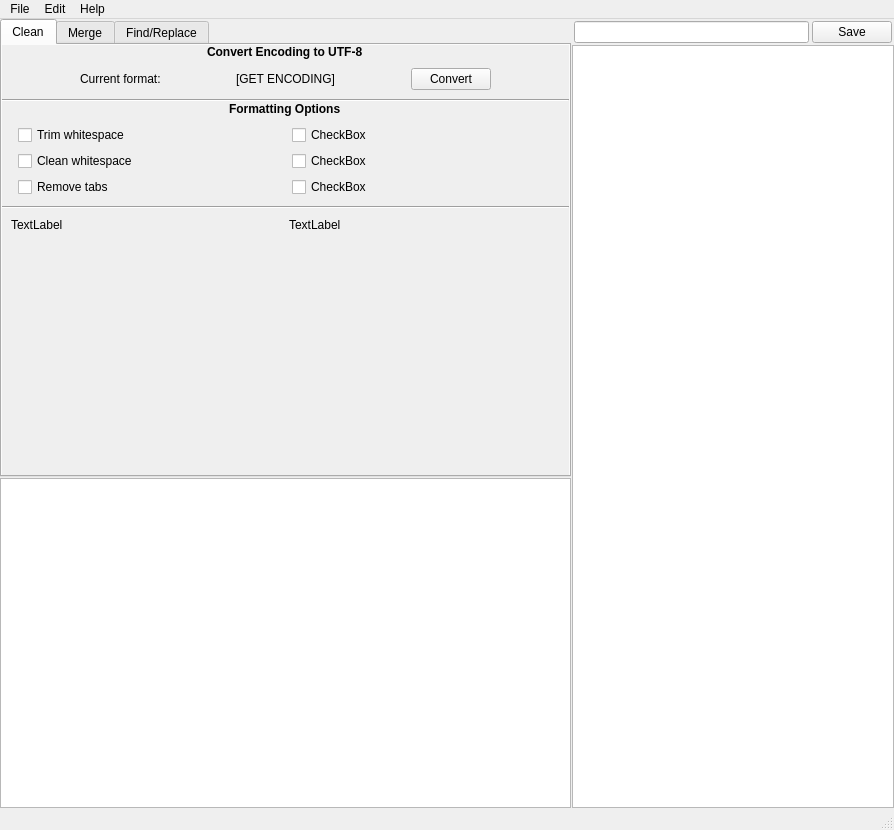
L3Digital-Net/TextTools, file src/views/ui/main_window.ui: the form before one commit.
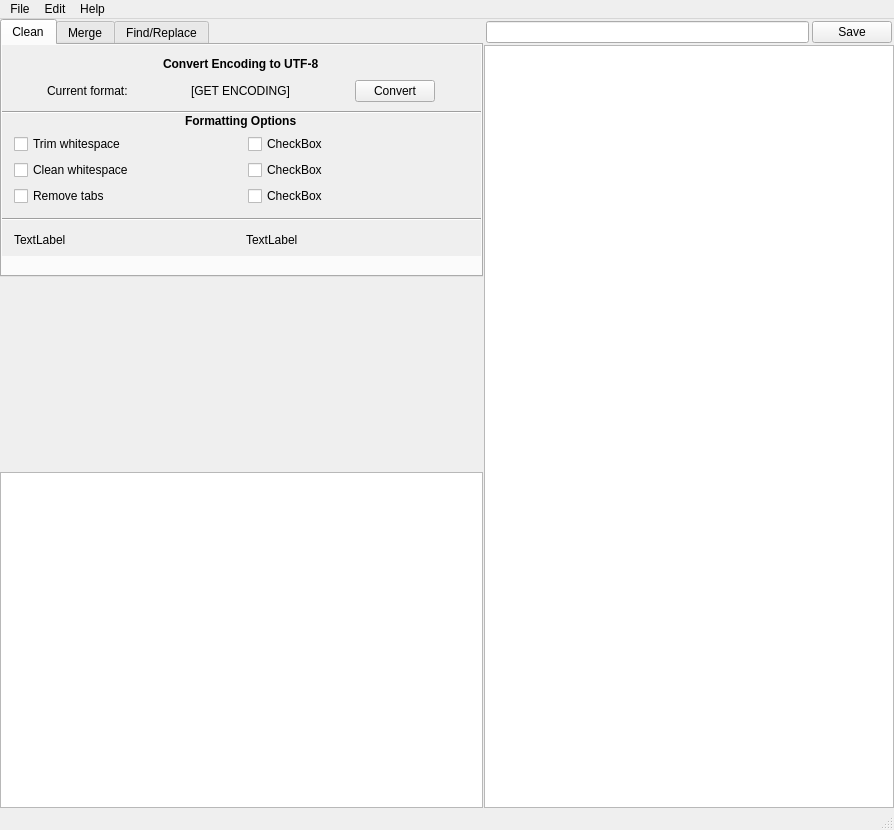
The form after the commit. The open tabs and pages were chosen to show the change. Icons and pictures are not drawn.

Commit message: Refactor main window layout and update widget properties for improved UI responsiveness

Diff of the .ui file:
```diff
--- a/src/views/ui/main_window.ui
+++ b/src/views/ui/main_window.ui
@@ -122,8 +122,14 @@
                <property name="spacing">
                 <number>0</number>
                </property>
-               <item>
+               <item alignment="Qt::AlignmentFlag::AlignTop">
                 <widget class="QTabWidget" name="tabWidget">
+                 <property name="sizePolicy">
+                  <sizepolicy hsizetype="Expanding" vsizetype="Maximum">
+                   <horstretch>0</horstretch>
+                   <verstretch>0</verstretch>
+                  </sizepolicy>
+                 </property>
                  <property name="autoFillBackground">
                   <bool>false</bool>
                  </property>
@@ -138,7 +144,7 @@
                  </property>
                  <widget class="QWidget" name="cleanTab">
                   <property name="sizePolicy">
-                   <sizepolicy hsizetype="Expanding" vsizetype="Expanding">
+                   <sizepolicy hsizetype="Expanding" vsizetype="Maximum">
                     <horstretch>0</horstretch>
                     <verstretch>0</verstretch>
                    </sizepolicy>
@@ -165,8 +171,14 @@
                    <property name="bottomMargin">
                     <number>0</number>
                    </property>
-                   <item>
+                   <item alignment="Qt::AlignmentFlag::AlignTop">
                     <widget class="QScrollArea" name="cleanScrollArea">
+                     <property name="sizePolicy">
+                      <sizepolicy hsizetype="Expanding" vsizetype="Maximum">
+                       <horstretch>0</horstretch>
+                       <verstretch>0</verstretch>
+                      </sizepolicy>
+                     </property>
                      <property name="frameShape">
                       <enum>QFrame::Shape::NoFrame</enum>
                      </property>
@@ -179,16 +191,16 @@
                         <x>0</x>
                         <y>0</y>
                         <width>591</width>
-                        <height>459</height>
+                        <height>266</height>
                        </rect>
                       </property>
                       <property name="sizePolicy">
-                       <sizepolicy hsizetype="Expanding" vsizetype="Expanding">
+                       <sizepolicy hsizetype="Expanding" vsizetype="Maximum">
                         <horstretch>0</horstretch>
                         <verstretch>0</verstretch>
                        </sizepolicy>
                       </property>
-                      <layout class="QHBoxLayout" name="horizontalLayout_2">
+                      <layout class="QHBoxLayout" name="cleanScrollContentsLayout">
                        <property name="spacing">
                         <number>0</number>
                        </property>
@@ -205,9 +217,37 @@
                         <number>0</number>
                        </property>
                        <item>
-                        <layout class="QVBoxLayout" name="cleanScrollContentsLayout">
+                        <widget class="QWidget" name="cleanScrollContentsContainer" native="true">
+                         <property name="sizePolicy">
+                          <sizepolicy hsizetype="Expanding" vsizetype="Maximum">
+                           <horstretch>0</horstretch>
+                           <verstretch>0</verstretch>
+                          </sizepolicy>
+                         </property>
+                         <layout class="QVBoxLayout" name="cleanScrollContentsContainerLayout">
+                          <property name="spacing">
+                           <number>0</number>
+                          </property>
+                          <property name="leftMargin">
+                           <number>0</number>
+                          </property>
+                          <property name="topMargin">
+                           <number>12</number>
+                          </property>
+                          <property name="rightMargin">
+                           <number>0</number>
+                          </property>
+                          <property name="bottomMargin">
+                           <number>0</number>
+                          </property>
                          <item alignment="Qt::AlignmentFlag::AlignHCenter">
                           <widget class="QLabel" name="encodingConvertHeaderLabel">
+                            <property name="sizePolicy">
+                             <sizepolicy hsizetype="Expanding" vsizetype="Maximum">
+                              <horstretch>0</horstretch>
+                              <verstretch>0</verstretch>
+                             </sizepolicy>
+                            </property>
                            <property name="font">
                             <font>
                              <bold>true</bold>
@@ -226,22 +266,21 @@
                              <verstretch>0</verstretch>
                             </sizepolicy>
                            </property>
-                           <layout class="QHBoxLayout" name="horizontalLayout">
-                            <item>
-                             <spacer name="horizontalSpacer_2">
-                              <property name="orientation">
-                               <enum>Qt::Orientation::Horizontal</enum>
-                              </property>
-                              <property name="sizeHint" stdset="0">
-                               <size>
-                                <width>40</width>
-                                <height>20</height>
-                               </size>
-                              </property>
-                             </spacer>
-                            </item>
-                            <item>
+                            <layout class="QHBoxLayout" name="convertEncodingContainerLayout">
+                             <property name="leftMargin">
+                              <number>12</number>
+                             </property>
+                             <property name="rightMargin">
+                              <number>12</number>
+                             </property>
+                             <item alignment="Qt::AlignmentFlag::AlignHCenter">
                              <widget class="QLabel" name="currentFormatLabel">
+                               <property name="sizePolicy">
+                                <sizepolicy hsizetype="Preferred" vsizetype="Maximum">
+                                 <horstretch>0</horstretch>
+                                 <verstretch>0</verstretch>
+                                </sizepolicy>
+                               </property>
                               <property name="text">
                                <string>Current format:</string>
                               </property>
@@ -250,64 +289,43 @@
                               </property>
                              </widget>
                             </item>
-                            <item>
-                             <spacer name="horizontalSpacer_5">
-                              <property name="orientation">
-                               <enum>Qt::Orientation::Horizontal</enum>
-                              </property>
-                              <property name="sizeHint" stdset="0">
-                               <size>
-                                <width>40</width>
-                                <height>20</height>
-                               </size>
-                              </property>
-                             </spacer>
-                            </item>
-                            <item>
+                             <item alignment="Qt::AlignmentFlag::AlignHCenter">
                              <widget class="QLabel" name="getEncodingFormatLabel">
+                               <property name="sizePolicy">
+                                <sizepolicy hsizetype="Preferred" vsizetype="Maximum">
+                                 <horstretch>0</horstretch>
+                                 <verstretch>0</verstretch>
+                                </sizepolicy>
+                               </property>
                               <property name="text">
                                <string>[GET ENCODING]</string>
                               </property>
                              </widget>
                             </item>
-                            <item>
-                             <spacer name="horizontalSpacer">
-                              <property name="orientation">
-                               <enum>Qt::Orientation::Horizontal</enum>
-                              </property>
-                              <property name="sizeHint" stdset="0">
-                               <size>
-                                <width>40</width>
-                                <height>20</height>
-                               </size>
-                              </property>
-                             </spacer>
-                            </item>
-                            <item>
+                             <item alignment="Qt::AlignmentFlag::AlignHCenter">
                              <widget class="QPushButton" name="convertEncodingButton">
+                               <property name="sizePolicy">
+                                <sizepolicy hsizetype="Preferred" vsizetype="Maximum">
+                                 <horstretch>0</horstretch>
+                                 <verstretch>0</verstretch>
+                                </sizepolicy>
+                               </property>
                               <property name="text">
                                <string>Convert</string>
                               </property>
                              </widget>
                             </item>
-                            <item>
-                             <spacer name="horizontalSpacer_3">
-                              <property name="orientation">
-                               <enum>Qt::Orientation::Horizontal</enum>
-                              </property>
-                              <property name="sizeHint" stdset="0">
-                               <size>
-                                <width>40</width>
-                                <height>20</height>
-                               </size>
-                              </property>
-                             </spacer>
-                            </item>
                            </layout>
                           </widget>
                          </item>
                          <item>
                           <widget class="Line" name="line">
+                            <property name="sizePolicy">
+                             <sizepolicy hsizetype="Expanding" vsizetype="Maximum">
+                              <horstretch>0</horstretch>
+                              <verstretch>0</verstretch>
+                             </sizepolicy>
+                            </property>
                            <property name="orientation">
                             <enum>Qt::Orientation::Horizontal</enum>
                            </property>
@@ -315,6 +333,12 @@
                          </item>
                          <item alignment="Qt::AlignmentFlag::AlignHCenter">
                           <widget class="QLabel" name="formattingOptionsHeaderLabel">
+                            <property name="sizePolicy">
+                             <sizepolicy hsizetype="Expanding" vsizetype="Maximum">
+                              <horstretch>0</horstretch>
+                              <verstretch>0</verstretch>
+                             </sizepolicy>
+                            </property>
                            <property name="font">
                             <font>
                              <bold>true</bold>
@@ -323,6 +347,9 @@
                            <property name="text">
                             <string>Formatting Options</string>
                            </property>
+                            <property name="margin">
+                             <number>6</number>
+                            </property>
                           </widget>
                          </item>
                          <item>
@@ -335,10 +362,57 @@
                            </property>
                            <layout class="QGridLayout" name="gridLayout">
                             <property name="leftMargin">
+                              <number>12</number>
+                             </property>
+                             <property name="topMargin">
                              <number>6</number>
                             </property>
+                             <property name="rightMargin">
+                              <number>0</number>
+                             </property>
+                             <property name="bottomMargin">
+                              <number>12</number>
+                             </property>
+                             <property name="horizontalSpacing">
+                              <number>0</number>
+                             </property>
+                             <property name="verticalSpacing">
+                              <number>6</number>
+                             </property>
+                             <item row="1" column="1">
+                              <widget class="QCheckBox" name="checkBox_4">
+                               <property name="sizePolicy">
+                                <sizepolicy hsizetype="Minimum" vsizetype="Maximum">
+                                 <horstretch>0</horstretch>
+                                 <verstretch>0</verstretch>
+                                </sizepolicy>
+                               </property>
+                               <property name="text">
+                                <string>CheckBox</string>
+                               </property>
+                              </widget>
+                             </item>
                             <item row="2" column="1">
+                              <widget class="QCheckBox" name="checkBox_6">
+                               <property name="sizePolicy">
+                                <sizepolicy hsizetype="Minimum" vsizetype="Maximum">
+                                 <horstretch>0</horstretch>
+                                 <verstretch>0</verstretch>
+                                </sizepolicy>
+                               </property>
+                               <property name="text">
+                                <string>CheckBox</string>
+                               </property>
+                              </widget>
+                             </item>
+                             <item row="2" column="0">
                              <widget class="QCheckBox" name="removeTabsCheckBox">
+                               <property name="sizePolicy">
+                                <sizepolicy hsizetype="Minimum" vsizetype="Maximum">
+                                 <horstretch>0</horstretch>
+                                 <verstretch>0</verstretch>
+                                </sizepolicy>
+                               </property>
                               <property name="toolTip">
                                <string>Remove tabs and spaces at the beginning of paragraphs</string>
                               </property>
@@ -347,22 +421,14 @@
                               </property>
                              </widget>
                             </item>
-                            <item row="0" column="2">
-                             <widget class="QCheckBox" name="checkBox_2">
-                              <property name="text">
-                               <string>CheckBox</string>
-                              </property>
-                             </widget>
-                            </item>
-                            <item row="2" column="2">
-                             <widget class="QCheckBox" name="checkBox_6">
-                              <property name="text">
-                               <string>CheckBox</string>
-                              </property>
-                             </widget>
-                            </item>
-                            <item row="0" column="1">
+                             <item row="0" column="0">
                              <widget class="QCheckBox" name="trimWhiteSpaceCheckBox">
+                               <property name="sizePolicy">
+                                <sizepolicy hsizetype="Minimum" vsizetype="Maximum">
+                                 <horstretch>0</horstretch>
+                                 <verstretch>0</verstretch>
+                                </sizepolicy>
+                               </property>
                               <property name="toolTip">
                                <string>Remove extra linebreaks at beginning and end of document. Remove spaces and tabs at the beginning and ends of paragraphs.</string>
                               </property>
@@ -374,31 +440,14 @@
                               </property>
                              </widget>
                             </item>
-                            <item row="0" column="0">
-                             <spacer name="horizontalSpacer_4">
-                              <property name="orientation">
-                               <enum>Qt::Orientation::Horizontal</enum>
-                              </property>
-                              <property name="sizeType">
-                               <enum>QSizePolicy::Policy::Fixed</enum>
-                              </property>
-                              <property name="sizeHint" stdset="0">
-                               <size>
-                                <width>10</width>
-                                <height>20</height>
-                               </size>
-                              </property>
-                             </spacer>
-                            </item>
-                            <item row="1" column="2">
-                             <widget class="QCheckBox" name="checkBox_4">
-                              <property name="text">
-                               <string>CheckBox</string>
-                              </property>
-                             </widget>
-                            </item>
-                            <item row="1" column="1">
+                             <item row="1" column="0">
                              <widget class="QCheckBox" name="cleanWhiteSpaceCheckBox">
+                               <property name="sizePolicy">
+                                <sizepolicy hsizetype="Minimum" vsizetype="Maximum">
+                                 <horstretch>0</horstretch>
+                                 <verstretch>0</verstretch>
+                                </sizepolicy>
+                               </property>
                               <property name="toolTip">
                                <string>Removes extra whitespace between words, i.e. convert two spaces to one space</string>
                               </property>
@@ -407,11 +456,30 @@
                               </property>
                              </widget>
                             </item>
+                             <item row="0" column="1">
+                              <widget class="QCheckBox" name="checkBox_2">
+                               <property name="sizePolicy">
+                                <sizepolicy hsizetype="Minimum" vsizetype="Maximum">
+                                 <horstretch>0</horstretch>
+                                 <verstretch>0</verstretch>
+                                </sizepolicy>
+                               </property>
+                               <property name="text">
+                                <string>CheckBox</string>
+                               </property>
+                              </widget>
+                             </item>
                            </layout>
                           </widget>
                          </item>
                          <item>
                           <widget class="Line" name="line_2">
+                            <property name="sizePolicy">
+                             <sizepolicy hsizetype="Expanding" vsizetype="Maximum">
+                              <horstretch>0</horstretch>
+                              <verstretch>0</verstretch>
+                             </sizepolicy>
+                            </property>
                            <property name="orientation">
                             <enum>Qt::Orientation::Horizontal</enum>
                            </property>
@@ -426,6 +494,12 @@
                             </sizepolicy>
                            </property>
                            <layout class="QHBoxLayout" name="horizontalLayout_29">
+                             <property name="leftMargin">
+                              <number>12</number>
+                             </property>
+                             <property name="topMargin">
+                              <number>12</number>
+                             </property>
                             <item>
                              <widget class="QLabel" name="label_2">
                               <property name="text">
@@ -443,20 +517,8 @@
                            </layout>
                           </widget>
                          </item>
-                         <item>
-                          <spacer name="verticalSpacer_7">
-                           <property name="orientation">
-                            <enum>Qt::Orientation::Vertical</enum>
-                           </property>
-                           <property name="sizeHint" stdset="0">
-                            <size>
-                             <width>20</width>
-                             <height>40</height>
-                            </size>
-                           </property>
-                          </spacer>
-                         </item>
-                        </layout>
+                         </layout>
+                        </widget>
                        </item>
                       </layout>
                      </widget>
```
Left out of the diff: 18 changed lines with no effect on the pictures. Lines whose indentation alone changed are shown as unchanged.
